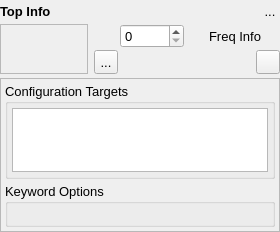
Above: src/gui/modulechartmoduleblock.ui from disorderedmaterials/dissolve before the change. Below: the same form after it.
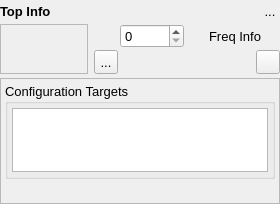
That is the form after the change. Icons and pictures are not drawn. Custom widgets are drawn as their Qt base class.

Commit message: Add grouping of keywords to Module, displaying them in groups in the GUI.

The edit to the form file:
```diff
--- a/src/gui/modulechartmoduleblock.ui
+++ b/src/gui/modulechartmoduleblock.ui
@@ -7,7 +7,7 @@
     <x>0</x>
     <y>0</y>
     <width>200</width>
-    <height>232</height>
+    <height>204</height>
    </rect>
   </property>
   <property name="sizePolicy">
@@ -505,27 +505,6 @@
        </widget>
       </item>
       <item>
-       <widget class="QGroupBox" name="KeywordOptionsGroup">
-        <property name="title">
-         <string>Keyword Options</string>
-        </property>
-        <layout class="QVBoxLayout" name="verticalLayout_3">
-         <property name="spacing">
-          <number>0</number>
-         </property>
-         <property name="leftMargin">
-          <number>0</number>
-         </property>
-         <property name="topMargin">
-          <number>0</number>
-         </property>
-         <property name="rightMargin">
-          <number>0</number>
-         </property>
-         <property name="bottomMargin">
-          <number>0</number>
-         </property>
-         <item>
           <widget class="ModuleKeywordsWidget" name="KeywordsWidget" native="true">
            <property name="sizePolicy">
             <sizepolicy hsizetype="Preferred" vsizetype="Expanding">
@@ -533,9 +512,6 @@
              <verstretch>0</verstretch>
             </sizepolicy>
            </property>
-          </widget>
-         </item>
-        </layout>
        </widget>
       </item>
      </layout>
```
Lines whose indentation alone changed are shown as unchanged. The commit also changes 3 other files.
